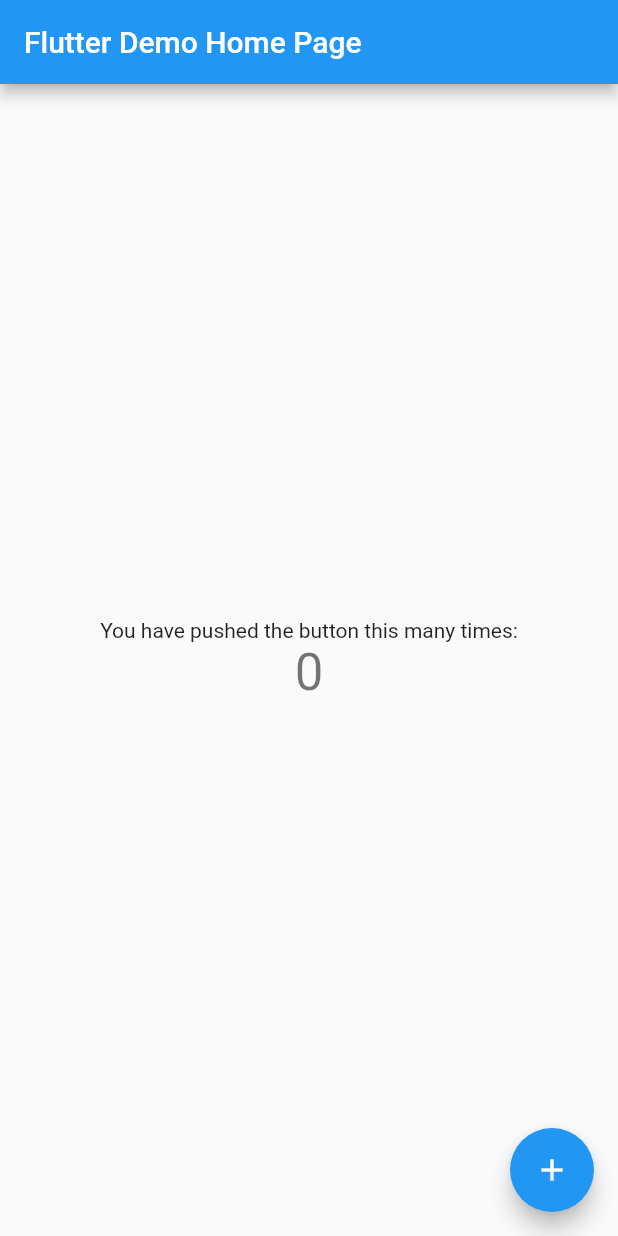
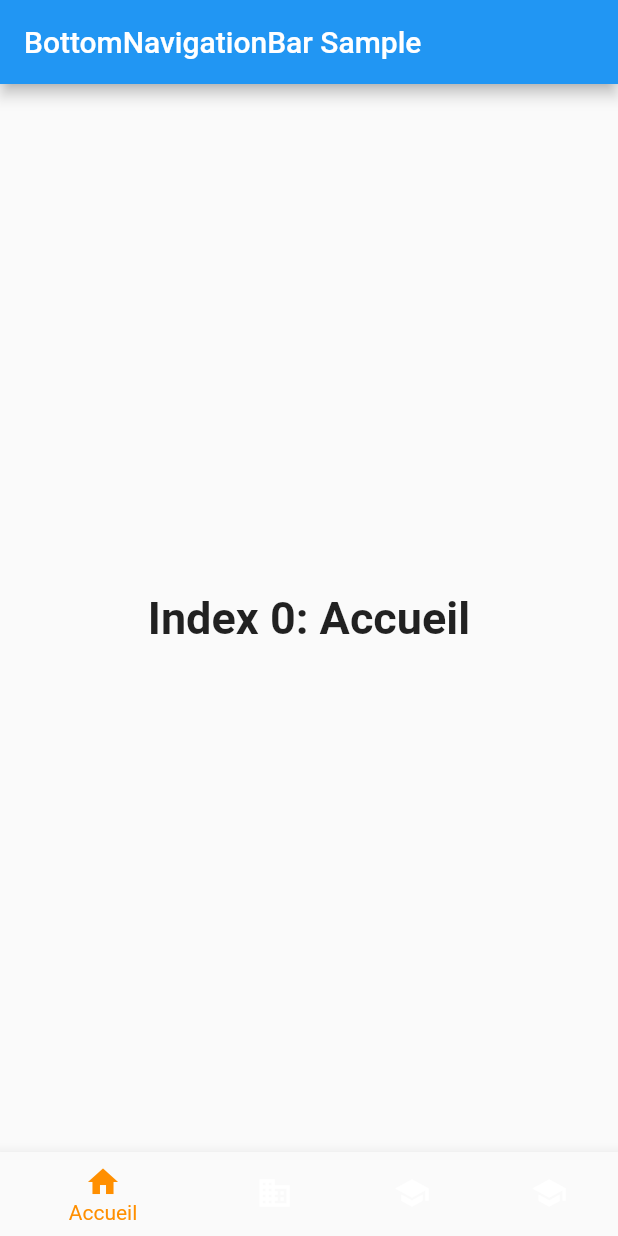
Before and after one commit to NassimT/portfolio, a Flutter app: the screen it shows after launch, on a phone screen of 412 x 824 dp. Run offline on Flutter 3.47's test engine with Material 2 defaults, Android fonts, the phone set to English and light mode, and no system bars.

Commit message:
start home template

```diff
--- a/lib/main.dart
+++ b/lib/main.dart
@@ -3,109 +3,83 @@ import 'package:flutter/material.dart';
 void main() => runApp(MyApp());
 
 class MyApp extends StatelessWidget {
-  // This widget is the root of your application.
   @override
   Widget build(BuildContext context) {
     return MaterialApp(
-      title: 'Flutter Demo',
-      theme: ThemeData(
-        // This is the theme of your application.
-        //
-        // Try running your application with "flutter run". You'll see the
-        // application has a blue toolbar. Then, without quitting the app, try
-        // changing the primarySwatch below to Colors.green and then invoke
-        // "hot reload" (press "r" in the console where you ran "flutter run",
-        // or simply save your changes to "hot reload" in a Flutter IDE).
-        // Notice that the counter didn't reset back to zero; the application
-        // is not restarted.
-        primarySwatch: Colors.blue,
-      ),
-      home: MyHomePage(title: 'Flutter Demo Home Page'),
+      title: 'Portfolio',
+      home: MyStateFulWidget(),
     );
   }
 }
 
-class MyHomePage extends StatefulWidget {
-  MyHomePage({Key key, this.title}) : super(key: key);
-
-  // This widget is the home page of your application. It is stateful, meaning
-  // that it has a State object (defined below) that contains fields that affect
-  // how it looks.
-
-  // This class is the configuration for the state. It holds the values (in this
-  // case the title) provided by the parent (in this case the App widget) and
-  // used by the build method of the State. Fields in a Widget subclass are
-  // always marked "final".
-
-  final String title;
+class MyStateFulWidget extends StatefulWidget {
+  MyStateFulWidget({Key key}) : super(key: key);
 
   @override
-  _MyHomePageState createState() => _MyHomePageState();
+  _MyStatefulWidgetState createState() => _MyStatefulWidgetState();
 }
 
-class _MyHomePageState extends State<MyHomePage> {
-  int _counter = 0;
+class _MyStatefulWidgetState extends State<MyStateFulWidget> {
+  int _selectedIndex = 0;
+  static const TextStyle optionStyle =
+      TextStyle(fontSize: 30, fontWeight: FontWeight.bold);
+  static const List<Widget> _widgetOptions = <Widget>[
+    Text(
+      'Index 0: Accueil',
+      style: optionStyle,
+    ),
+    Text(
+      'Index 1: Experiences',
+      style: optionStyle,
+    ),
+    Text(
+      'Index 2: Formations',
+      style: optionStyle,
+    ),
+    Text(
+      'Index 3: Projets',
+      style: optionStyle,
+    ),
+  ];
 
-  void _incrementCounter() {
+  void _onItemTapped(int index) {
     setState(() {
-      // This call to setState tells the Flutter framework that something has
-      // changed in this State, which causes it to rerun the build method below
-      // so that the display can reflect the updated values. If we changed
-      // _counter without calling setState(), then the build method would not be
-      // called again, and so nothing would appear to happen.
-      _counter++;
+      _selectedIndex = index;
     });
   }
 
   @override
   Widget build(BuildContext context) {
-    // This method is rerun every time setState is called, for instance as done
-    // by the _incrementCounter method above.
-    //
-    // The Flutter framework has been optimized to make rerunning build methods
-    // fast, so that you can just rebuild anything that needs updating rather
-    // than having to individually change instances of widgets.
     return Scaffold(
       appBar: AppBar(
-        // Here we take the value from the MyHomePage object that was created by
-        // the App.build method, and use it to set our appbar title.
-        title: Text(widget.title),
+        title: const Text('BottomNavigationBar Sample'),
       ),
       body: Center(
-        // Center is a layout widget. It takes a single child and positions it
-        // in the middle of the parent.
-        child: Column(
-          // Column is also a layout widget. It takes a list of children and
-          // arranges them vertically. By default, it sizes itself to fit its
-          // children horizontally, and tries to be as tall as its parent.
-          //
-          // Invoke "debug painting" (press "p" in the console, choose the
-          // "Toggle Debug Paint" action from the Flutter Inspector in Android
-          // Studio, or the "Toggle Debug Paint" command in Visual Studio Code)
-          // to see the wireframe for each widget.
-          //
-          // Column has various properties to control how it sizes itself and
-          // how it positions its children. Here we use mainAxisAlignment to
-          // center the children vertically; the main axis here is the vertical
-          // axis because Columns are vertical (the cross axis would be
-          // horizontal).
-          mainAxisAlignment: MainAxisAlignment.center,
-          children: <Widget>[
-            Text(
-              'You have pushed the button this many times:',
-            ),
-            Text(
-              '$_counter',
-              style: Theme.of(context).textTheme.display1,
-            ),
-          ],
-        ),
+        child: _widgetOptions.elementAt(_selectedIndex),
       ),
-      floatingActionButton: FloatingActionButton(
-        onPressed: _incrementCounter,
-        tooltip: 'Increment',
-        child: Icon(Icons.add),
-      ), // This trailing comma makes auto-formatting nicer for build methods.
+      bottomNavigationBar: BottomNavigationBar(
+        items: const <BottomNavigationBarItem>[
+          BottomNavigationBarItem(
+            icon: Icon(Icons.home),
+            title: Text('Accueil'),
+          ),
+          BottomNavigationBarItem(
+            icon: Icon(Icons.business),
+            title: Text('Experiences'),
+          ),
+          BottomNavigationBarItem(
+            icon: Icon(Icons.school),
+            title: Text('Formations'),
+          ),
+          BottomNavigationBarItem(
+            icon: Icon(Icons.school),
+            title: Text('Projets'),
+          ),
+        ],
+        currentIndex: _selectedIndex,
+        selectedItemColor: Colors.amber[800],
+        onTap: _onItemTapped,
+      ),
     );
   }
 }
```
